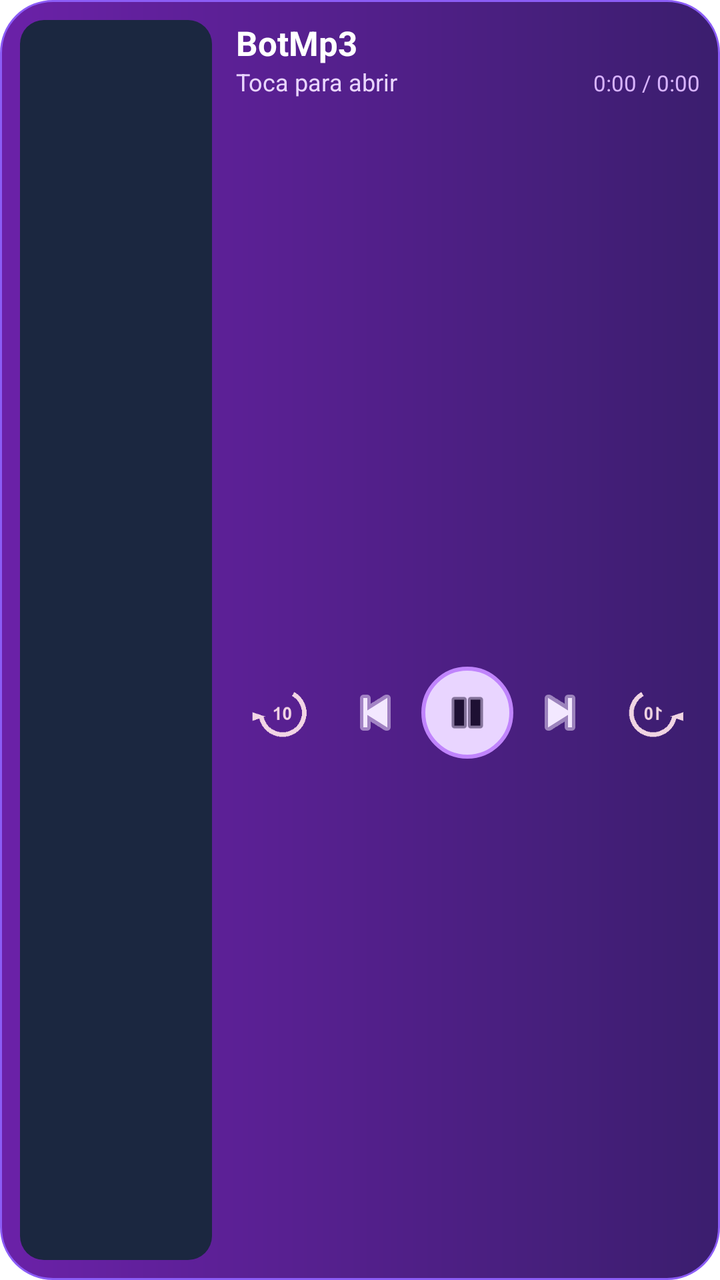
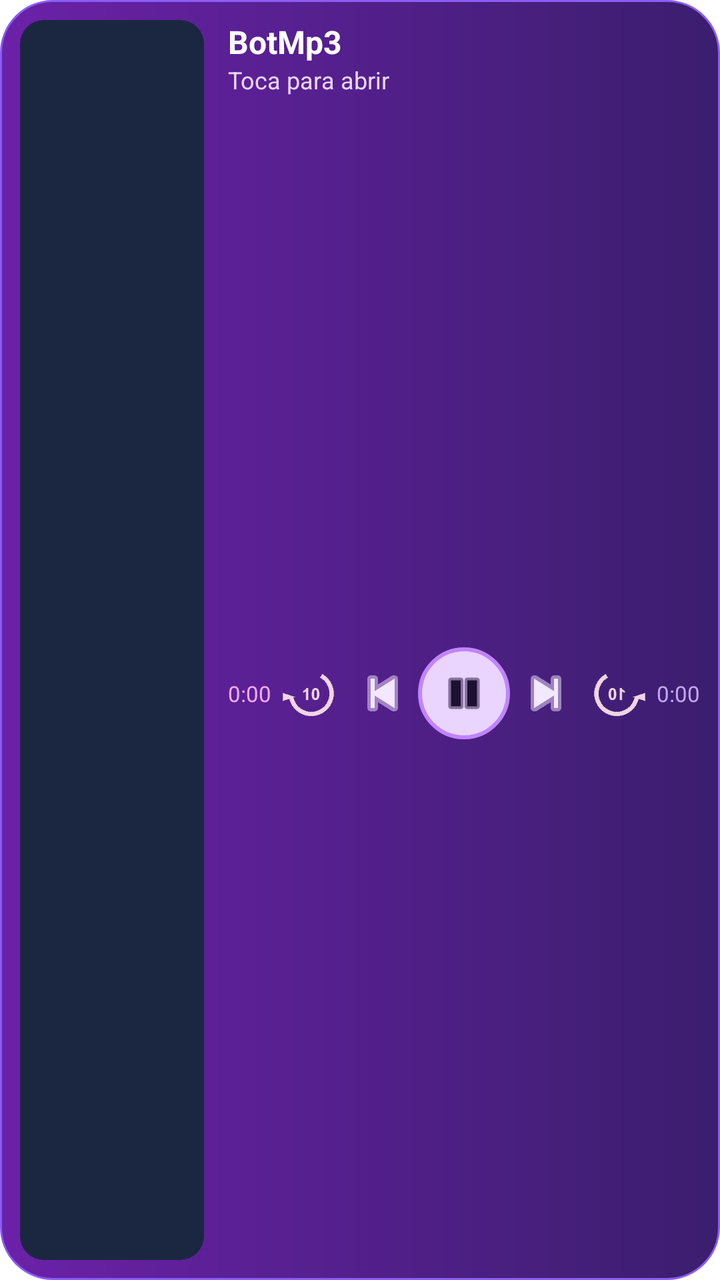

Screens rendered from an Android XML layout before and after an edit, with the pre-edit source and the edit as a unified diff.
<!-- AndroidManifest.xml: fallback theme Theme.MaterialComponents.DayNight.NoActionBar -->
<!-- res/layout/widget_botmp3.xml -->
<?xml version="1.0" encoding="utf-8"?>
<LinearLayout xmlns:android="http://schemas.android.com/apk/res/android"
    android:id="@+id/widget_raiz"
    android:layout_width="match_parent"
    android:layout_height="match_parent"
    android:background="@drawable/widget_fondo"
    android:orientation="horizontal"
    android:padding="10dp">

    <ImageView
        android:id="@+id/widget_portada"
        android:layout_width="96dp"
        android:layout_height="match_parent"
        android:background="@drawable/widget_portada"
        android:contentDescription="Carátula"
        android:scaleType="centerCrop" />

    <LinearLayout
        android:layout_width="0dp"
        android:layout_height="match_parent"
        android:layout_marginStart="12dp"
        android:layout_weight="1"
        android:orientation="vertical">

        <TextView
            android:id="@+id/widget_titulo"
            android:layout_width="match_parent"
            android:layout_height="wrap_content"
            android:ellipsize="end"
            android:maxLines="1"
            android:text="BotMp3"
            android:textColor="#FFFFFF"
            android:textSize="17sp"
            android:textStyle="bold" />

        <LinearLayout
            android:layout_width="match_parent"
            android:layout_height="wrap_content"
            android:orientation="horizontal">

            <TextView
                android:id="@+id/widget_artista"
                android:layout_width="0dp"
                android:layout_height="wrap_content"
                android:layout_weight="1"
                android:ellipsize="end"
                android:maxLines="1"
                android:text="Toca para abrir"
                android:textColor="#E9D5FF"
                android:textSize="12sp" />

            <TextView
                android:id="@+id/widget_tiempo"
                android:layout_width="wrap_content"
                android:layout_height="wrap_content"
                android:maxLines="1"
                android:text="0:00 / 0:00"
                android:textColor="#D8B4FE"
                android:textSize="11sp" />
        </LinearLayout>

        <TextView
            android:id="@+id/widget_album"
            android:layout_width="match_parent"
            android:layout_height="wrap_content"
            android:ellipsize="end"
            android:maxLines="1"
            android:text=""
            android:textColor="#C4A5F0"
            android:textSize="10.5sp" />

        <TextView
            android:id="@+id/widget_progreso"
            android:layout_width="match_parent"
            android:layout_height="wrap_content"
            android:layout_marginTop="4dp"
            android:maxLines="1"
            android:textColor="#F0ABFC"
            android:textSize="10sp" />

        <LinearLayout
            android:layout_width="match_parent"
            android:layout_height="0dp"
            android:layout_marginTop="2dp"
            android:layout_weight="1"
            android:gravity="center_vertical"
            android:orientation="horizontal">

            <ImageButton
                android:id="@+id/widget_rewind"
                android:layout_width="0dp"
                android:layout_height="34dp"
                android:layout_weight="1"
                android:background="#00000000"
                android:contentDescription="Atrasar 10 segundos"
                android:scaleType="fitCenter"
                android:src="@drawable/ic_rew10" />

            <ImageButton
                android:id="@+id/widget_prev"
                android:layout_width="0dp"
                android:layout_height="34dp"
                android:layout_weight="1"
                android:background="#00000000"
                android:contentDescription="Anterior"
                android:scaleType="centerInside"
                android:src="@android:drawable/ic_media_previous"
                android:tint="#F3E8FF" />

            <ImageButton
                android:id="@+id/widget_play"
                android:layout_width="46dp"
                android:layout_height="46dp"
                android:background="@drawable/widget_play_fondo"
                android:contentDescription="Reproducir o pausar"
                android:padding="10dp"
                android:scaleType="centerInside"
                android:src="@android:drawable/ic_media_pause"
                android:tint="#1E1033" />

            <ImageButton
                android:id="@+id/widget_next"
                android:layout_width="0dp"
                android:layout_height="34dp"
                android:layout_weight="1"
                android:background="#00000000"
                android:contentDescription="Siguiente"
                android:scaleType="centerInside"
                android:src="@android:drawable/ic_media_next"
                android:tint="#F3E8FF" />

            <ImageButton
                android:id="@+id/widget_forward"
                android:layout_width="0dp"
                android:layout_height="34dp"
                android:layout_weight="1"
                android:background="#00000000"
                android:contentDescription="Adelantar 10 segundos"
                android:scaleType="fitCenter"
                android:src="@drawable/ic_ff10" />
        </LinearLayout>
    </LinearLayout>
</LinearLayout>
<!-- resources referenced by this layout -->
<resources>
  <!-- drawable ic_ff10: png bitmap (drawable, 1405 bytes) -->
  <!-- drawable ic_rew10: png bitmap (drawable, 1401 bytes) -->
  <!-- drawable widget_fondo (drawable) -->
  <?xml version="1.0" encoding="utf-8"?>
  <shape xmlns:android="http://schemas.android.com/apk/res/android" android:shape="rectangle">
      <gradient
          android:angle="0"
          android:endColor="#3B1E6E"
          android:startColor="#6B21A8" />
      <corners android:radius="26dp" />
      <stroke android:width="1dp" android:color="#8B5CF6" />
  </shape>
  <!-- drawable widget_play_fondo (drawable) -->
  <?xml version="1.0" encoding="utf-8"?>
  <shape xmlns:android="http://schemas.android.com/apk/res/android" android:shape="oval">
      <solid android:color="#E9D5FF" />
      <stroke android:width="2dp" android:color="#C084FC" />
  </shape>
  <!-- drawable widget_portada (drawable) -->
  <?xml version="1.0" encoding="utf-8"?>
  <shape xmlns:android="http://schemas.android.com/apk/res/android" android:shape="rectangle">
      <corners android:radius="12dp" />
      <solid android:color="#1B2740" />
  </shape>
</resources>

<!-- the commit's change to res/layout/widget_botmp3.xml (unified diff, before → after) -->
@@ -9,7 +9,7 @@
 
     <ImageView
         android:id="@+id/widget_portada"
-        android:layout_width="96dp"
+        android:layout_width="92dp"
         android:layout_height="match_parent"
         android:background="@drawable/widget_portada"
         android:contentDescription="Carátula"
@@ -30,34 +30,18 @@
             android:maxLines="1"
             android:text="BotMp3"
             android:textColor="#FFFFFF"
-            android:textSize="17sp"
+            android:textSize="16sp"
             android:textStyle="bold" />
 
-        <LinearLayout
+        <TextView
+            android:id="@+id/widget_artista"
             android:layout_width="match_parent"
             android:layout_height="wrap_content"
-            android:orientation="horizontal">
-
-            <TextView
-                android:id="@+id/widget_artista"
-                android:layout_width="0dp"
-                android:layout_height="wrap_content"
-                android:layout_weight="1"
-                android:ellipsize="end"
-                android:maxLines="1"
-                android:text="Toca para abrir"
-                android:textColor="#E9D5FF"
-                android:textSize="12sp" />
-
-            <TextView
-                android:id="@+id/widget_tiempo"
-                android:layout_width="wrap_content"
-                android:layout_height="wrap_content"
-                android:maxLines="1"
-                android:text="0:00 / 0:00"
-                android:textColor="#D8B4FE"
-                android:textSize="11sp" />
-        </LinearLayout>
+            android:ellipsize="end"
+            android:maxLines="1"
+            android:text="Toca para abrir"
+            android:textColor="#E9D5FF"
+            android:textSize="12sp" />
 
         <TextView
             android:id="@+id/widget_album"
@@ -67,15 +51,6 @@
             android:maxLines="1"
             android:text=""
             android:textColor="#C4A5F0"
-            android:textSize="10.5sp" />
-
-        <TextView
-            android:id="@+id/widget_progreso"
-            android:layout_width="match_parent"
-            android:layout_height="wrap_content"
-            android:layout_marginTop="4dp"
-            android:maxLines="1"
-            android:textColor="#F0ABFC"
             android:textSize="10sp" />
 
         <LinearLayout
@@ -86,10 +61,20 @@
             android:gravity="center_vertical"
             android:orientation="horizontal">
 
+            <TextView
+                android:id="@+id/widget_tiempo"
+                android:layout_width="wrap_content"
+                android:layout_height="wrap_content"
+                android:layout_marginEnd="2dp"
+                android:maxLines="1"
+                android:text="0:00"
+                android:textColor="#F0ABFC"
+                android:textSize="11sp" />
+
             <ImageButton
                 android:id="@+id/widget_rewind"
                 android:layout_width="0dp"
-                android:layout_height="34dp"
+                android:layout_height="32dp"
                 android:layout_weight="1"
                 android:background="#00000000"
                 android:contentDescription="Atrasar 10 segundos"
@@ -99,7 +84,7 @@
             <ImageButton
                 android:id="@+id/widget_prev"
                 android:layout_width="0dp"
-                android:layout_height="34dp"
+                android:layout_height="32dp"
                 android:layout_weight="1"
                 android:background="#00000000"
                 android:contentDescription="Anterior"
@@ -121,7 +106,7 @@
             <ImageButton
                 android:id="@+id/widget_next"
                 android:layout_width="0dp"
-                android:layout_height="34dp"
+                android:layout_height="32dp"
                 android:layout_weight="1"
                 android:background="#00000000"
                 android:contentDescription="Siguiente"
@@ -132,12 +117,22 @@
             <ImageButton
                 android:id="@+id/widget_forward"
                 android:layout_width="0dp"
-                android:layout_height="34dp"
+                android:layout_height="32dp"
                 android:layout_weight="1"
                 android:background="#00000000"
                 android:contentDescription="Adelantar 10 segundos"
                 android:scaleType="fitCenter"
                 android:src="@drawable/ic_ff10" />
+
+            <TextView
+                android:id="@+id/widget_duracion"
+                android:layout_width="wrap_content"
+                android:layout_height="wrap_content"
+                android:layout_marginStart="2dp"
+                android:maxLines="1"
+                android:text="0:00"
+                android:textColor="#C4A5F0"
+                android:textSize="11sp" />
         </LinearLayout>
     </LinearLayout>
 </LinearLayout>
